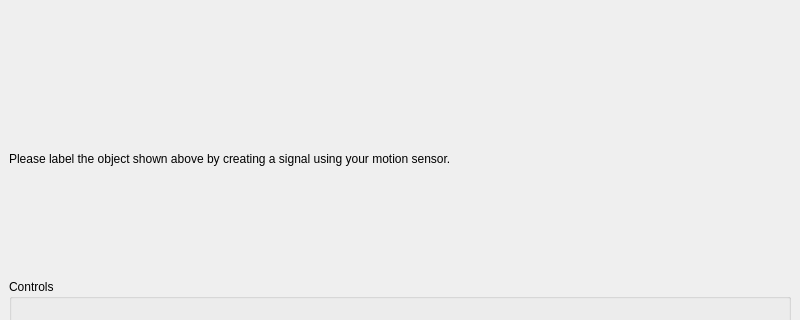
keryil/leaparticulatorqt, file qt_generated/SignalCreation.ui: the form before one commit; both pictures show x 0 to 800 and y 199 to 519 of the 800 by 738 pixel window.
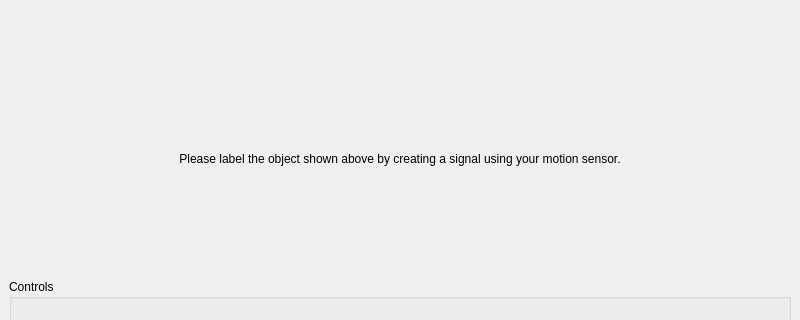
The form after the commit.

Commit message: Added test-helpers about LeapFrame objects. Corrections to GUI. Now "Submit" button on creation screen is disabled until something is recorded. New tests.

The edit to the form file:
```diff
--- a/qt_generated/SignalCreation.ui
+++ b/qt_generated/SignalCreation.ui
@@ -30,6 +30,9 @@
       <property name="scaledContents">
        <bool>false</bool>
       </property>
+      <property name="alignment">
+       <set>Qt::AlignCenter</set>
+      </property>
       <property name="wordWrap">
        <bool>true</bool>
       </property>
```
Left out of the diff: 3 changed lines with no effect on the pictures. The commit also changes 3 other files.
